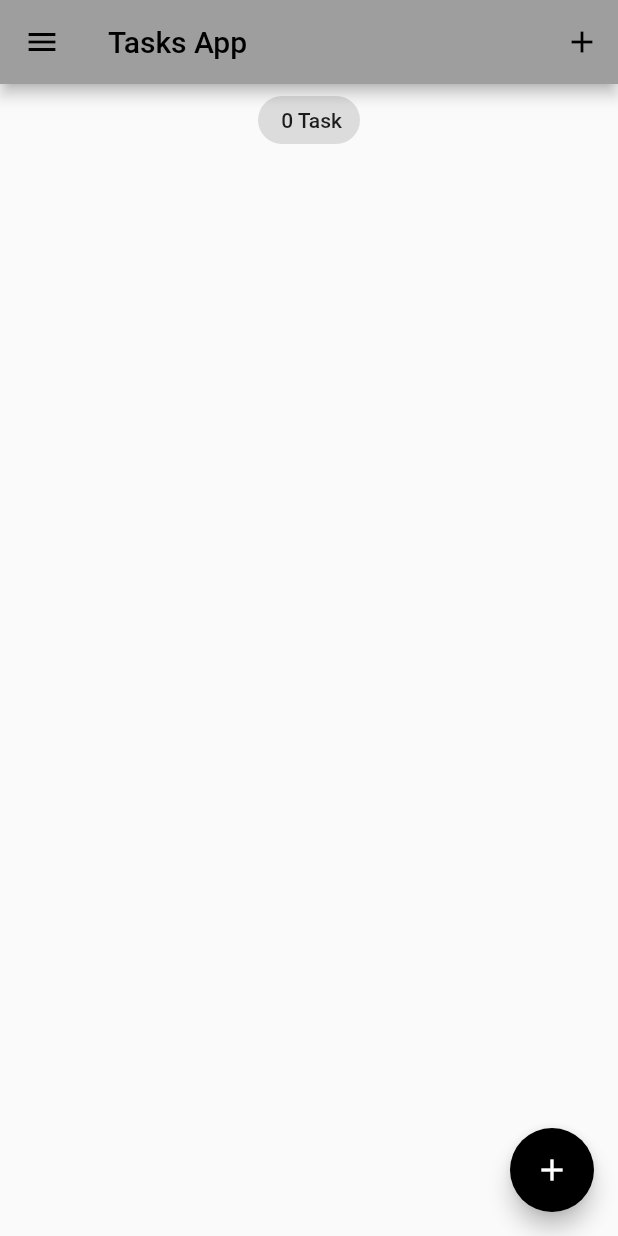
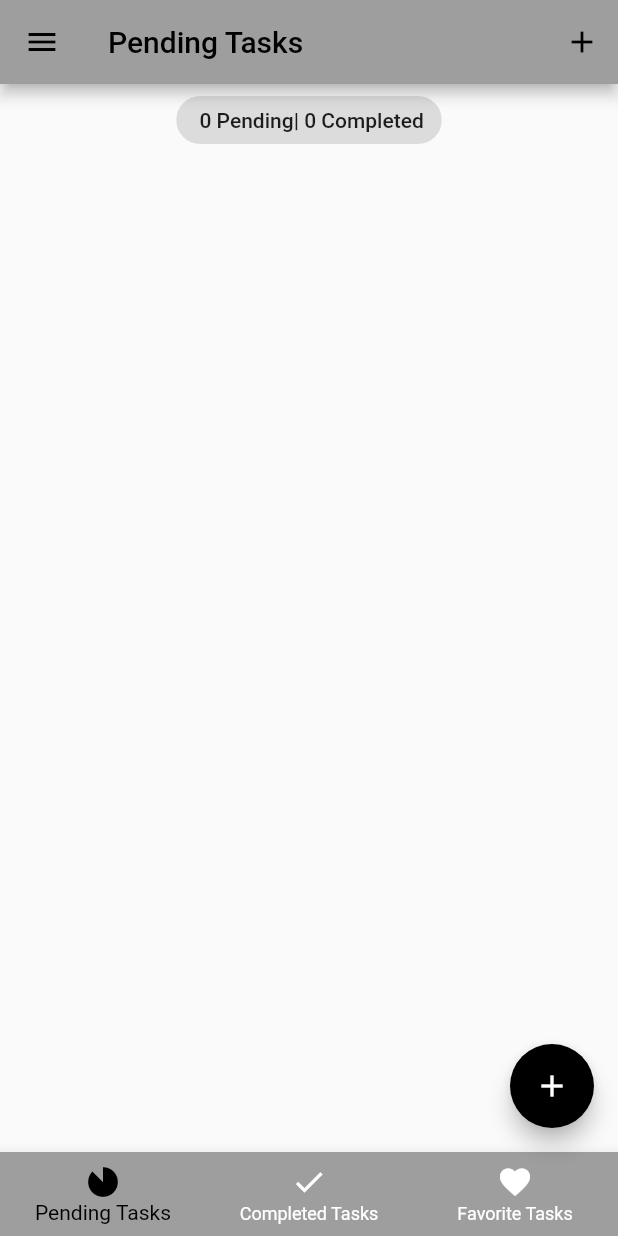
Before and after one commit to Devoro32/flutter_task_app_yt, a Flutter app: the screen it shows after launch, on a phone screen of 412 x 824 dp. Run offline on Flutter 3.47's test engine with Material 2 defaults, Android fonts, the phone set to English and light mode, and no system bars; our stand-ins replace equatable, flutter_bloc, hydrated_bloc.

Commit message:
bottom navigation button

```diff
--- a/lib/blocs/tasks_bloc/tasks_state.dart
+++ b/lib/blocs/tasks_bloc/tasks_state.dart
@@ -5,30 +5,52 @@ part of 'tasks_bloc.dart';
 
 //https://youtu.be/PD0eAXLd5ls?t=2138
 class TasksState extends Equatable {
-  final List<Task> allTasks;
+  final List<Task> pendingTasks;
   //https://youtu.be/PD0eAXLd5ls?t=3318
   final List<Task> removedTasks;
+  //https://youtu.be/PD0eAXLd5ls?t=5184
+  final List<Task> favoriteTasks;
+  final List<Task> completedTasks;
   const TasksState({
-    this.allTasks = const <Task>[],
+    this.pendingTasks = const <Task>[],
     this.removedTasks = const <Task>[],
+    this.completedTasks = const <Task>[],
+    this.favoriteTasks = const <Task>[],
   });
 
   @override
-  List<Object> get props => [allTasks, removedTasks];
+  List<Object> get props => [
+        pendingTasks,
+        completedTasks,
+        favoriteTasks,
+        removedTasks,
+      ];
 
 //https://youtu.be/PD0eAXLd5ls?t=2138
 //allows to convert the data into json and store it on the phone
   Map<String, dynamic> toMap() {
     return <String, dynamic>{
-      'allTasks': allTasks.map((x) => x.toMap()).toList(),
+      'pendingTasks': pendingTasks.map((x) => x.toMap()).toList(),
+      'completedTasks': completedTasks.map((x) => x.toMap()).toList(),
+      'favoriteTasks': favoriteTasks.map((x) => x.toMap()).toList(),
       'removedTasks': removedTasks.map((x) => x.toMap()).toList(),
     };
   }
 
   factory TasksState.fromMap(Map<String, dynamic> map) {
     return TasksState(
-      allTasks: List<Task>.from(
-        (map['allTasks'] as List<int>).map<Task>(
+      pendingTasks: List<Task>.from(
+        (map['pendingTasks'] as List<int>).map<Task>(
+          (x) => Task.fromMap(x as Map<String, dynamic>),
+        ),
+      ),
+      completedTasks: List<Task>.from(
+        (map['completedTasks'] as List<int>).map<Task>(
+          (x) => Task.fromMap(x as Map<String, dynamic>),
+        ),
+      ),
+      favoriteTasks: List<Task>.from(
+        (map['favoriteTasks'] as List<int>).map<Task>(
           (x) => Task.fromMap(x as Map<String, dynamic>),
         ),
       ),
@@ -36,6 +58,7 @@ class TasksState extends Equatable {
         (map['removedTasks'] as List<int>).map<Task>(
           (x) => Task.fromMap(x as Map<String, dynamic>),
         ),
+        //https://youtu.be/PD0eAXLd5ls?t=5230
       ),
     );
   }
@@ -44,10 +67,10 @@ class TasksState extends Equatable {
 class TodosLoading extends TasksState {}
 
 class TasksLoaded extends TasksState {
-  final List<Task> allTasks;
+  final List<Task> pendingTasks;
 
-  const TasksLoaded({this.allTasks = const <Task>[]});
+  const TasksLoaded({this.pendingTasks = const <Task>[]});
 
   @override
-  List<Object> get props => [allTasks];
+  List<Object> get props => [pendingTasks];
 }
--- a/lib/main.dart
+++ b/lib/main.dart
@@ -1,7 +1,8 @@
 import 'package:flutter/material.dart';
 import 'package:tasks_app/blocs/bloc_export.dart';
 import 'package:tasks_app/models/tasks.dart';
-import 'package:tasks_app/screens/tasks_screen.dart';
+import 'package:tasks_app/screens/tabs_screen.dart';
+import 'package:tasks_app/screens/pending_screen.dart';
 import 'package:path_provider/path_provider.dart';
 import 'package:tasks_app/services/app_router.dart';
 import 'package:tasks_app/services/app_theme.dart';
@@ -62,7 +63,7 @@ class TaskApp extends StatelessWidget {
             // theme: ThemeData(
             //   primarySwatch: Colors.blue,
             // ),
-            home: const TasksScreen(),
+            home: TabsScreen(),
             //https://youtu.be/PD0eAXLd5ls?t=3107
             onGenerateRoute: appRouter.onGenerateRoute,
           );
--- /dev/null
+++ b/lib/screens/pending_screen.dart
@@ -0,0 +1,40 @@
+import 'package:flutter/material.dart';
+import 'package:tasks_app/models/tasks.dart';
+import 'package:tasks_app/widgets/tasks_list.dart';
+
+import '../blocs/bloc_export.dart';
+
+//https://youtu.be/PD0eAXLd5ls?t=1710
+class PendingTasksScreen extends StatelessWidget {
+  const PendingTasksScreen({super.key});
+
+//https://youtu.be/PD0eAXLd5ls?t=2970
+  static const id = 'tasks_screen';
+
+  @override
+  Widget build(BuildContext context) {
+    //https://youtu.be/PD0eAXLd5ls?t=1129
+    return BlocBuilder<TasksBloc, TasksState>(
+      builder: (context, state) {
+        List<Task> tasksList = state.pendingTasks;
+        return Column(
+          crossAxisAlignment: CrossAxisAlignment.center,
+          children: [
+            Center(
+              child: Chip(
+                //https://youtu.be/PD0eAXLd5ls?t=2628
+                label: Text(
+                    ' ${state.pendingTasks.length} Pending| ${state.completedTasks.length} Completed'),
+              ),
+            ),
+
+            //https://youtu.be/PD0eAXLd5ls?t=989 - add a task method
+            TasksList(
+              taskLists: tasksList,
+            )
+          ],
+        );
+      },
+    );
+  }
+}
--- /dev/null
+++ b/lib/screens/tabs_screen.dart
@@ -0,0 +1,97 @@
+//https://youtu.be/PD0eAXLd5ls?t=4697
+import 'package:flutter/material.dart';
+import 'package:tasks_app/screens/add_task_screen.dart';
+import 'package:tasks_app/screens/completed_tasks.dart';
+import 'package:tasks_app/screens/favorite_tasks.dart';
+import 'package:tasks_app/screens/my_drawer.dart';
+import 'package:tasks_app/screens/pending_screen.dart';
+
+class TabsScreen extends StatefulWidget {
+  //https://youtu.be/PD0eAXLd5ls?t=5117
+  const TabsScreen({super.key});
+  static const id = 'tabs_screen';
+
+  @override
+  State<TabsScreen> createState() => _TabsScreenState();
+}
+
+class _TabsScreenState extends State<TabsScreen> {
+  //https://youtu.be/PD0eAXLd5ls?t=5034
+  final List<Map<String, dynamic>> _pageDetails = [
+    {'pageName': const PendingTasksScreen(), 'title': 'Pending Tasks'},
+    {'pageName': const CompletedTasksScreen(), 'title': 'Completed Tasks'},
+    {'pageName': const FavoriteTasksScreen(), 'title': 'Favorite Tasks'},
+  ];
+
+  var _selectedPageIndex = 0;
+
+//https://youtu.be/PD0eAXLd5ls
+  void _addTask(BuildContext context) {
+    showModalBottomSheet(
+      //https://www.kindacode.com/article/flutter-bottom-sheet-examples/#Modal_Bottom_Sheet_with_Text_Fields_inside
+      isScrollControlled: true,
+      context: context,
+      builder: (context) => SingleChildScrollView(
+        child: Container(
+          padding: EdgeInsets.only(
+              //adding  +15 so that the keyboard doesn't cover the text field
+              bottom: MediaQuery.of(context).viewInsets.bottom + 15),
+          child: Container(
+            padding: const EdgeInsets.all(20),
+            child: const AddTaskScreen(),
+          ),
+        ),
+      ),
+    );
+  }
+
+  @override
+  Widget build(BuildContext context) {
+    return Scaffold(
+      //https://youtu.be/PD0eAXLd5ls?t=4775
+      appBar: AppBar(
+        title: Text(_pageDetails[_selectedPageIndex]['title']),
+        actions: [
+          IconButton(
+            onPressed: () => _addTask(context),
+            icon: const Icon(Icons.add),
+          )
+        ],
+      ),
+      drawer: const MyDrawer(),
+      body: _pageDetails[_selectedPageIndex]['pageName'],
+      floatingActionButton: _selectedPageIndex == 0
+          ? FloatingActionButton(
+              //https://youtu.be/PD0eAXLd5ls?t=1305
+              onPressed: () => _addTask(context),
+              tooltip: 'Add Task',
+              child: const Icon(Icons.add),
+            )
+          : null,
+
+      //https://youtu.be/PD0eAXLd5ls?t=4826
+      bottomNavigationBar: BottomNavigationBar(
+        currentIndex: _selectedPageIndex,
+        onTap: (index) {
+          setState(() {
+            _selectedPageIndex = index;
+          });
+        },
+        items: const [
+          BottomNavigationBarItem(
+            icon: Icon(Icons.incomplete_circle_sharp),
+            label: 'Pending Tasks',
+          ),
+          BottomNavigationBarItem(
+            icon: Icon(Icons.done),
+            label: 'Completed Tasks',
+          ),
+          BottomNavigationBarItem(
+            icon: Icon(Icons.favorite),
+            label: 'Favorite Tasks',
+          )
+        ],
+      ),
+    );
+  }
+}
--- a/lib/screens/tasks_screen.dart
+++ /dev/null
@@ -1,84 +0,0 @@
-import 'package:flutter/material.dart';
-import 'package:tasks_app/models/tasks.dart';
-import 'package:tasks_app/screens/my_drawer.dart';
-import 'package:tasks_app/widgets/tasks_list.dart';
-import 'package:tasks_app/screens/add_task_screen.dart';
-
-import '../blocs/bloc_export.dart';
-
-//https://youtu.be/PD0eAXLd5ls?t=1710
-class TasksScreen extends StatefulWidget {
-  const TasksScreen({super.key});
-
-//https://youtu.be/PD0eAXLd5ls?t=2970
-  static const id = 'tasks_screen';
-
-  @override
-  State<TasksScreen> createState() => _TasksScreenState();
-}
-
-class _TasksScreenState extends State<TasksScreen> {
-  //https://youtu.be/PD0eAXLd5ls?t=1190
-  void _addTask(BuildContext context) {
-    showModalBottomSheet(
-      //https://www.kindacode.com/article/flutter-bottom-sheet-examples/#Modal_Bottom_Sheet_with_Text_Fields_inside
-      isScrollControlled: true,
-      context: context,
-      builder: (context) => SingleChildScrollView(
-        child: Container(
-          padding: EdgeInsets.only(
-              //adding  +15 so that the keyboard doesn't cover the text field
-              bottom: MediaQuery.of(context).viewInsets.bottom + 15),
-          child: Container(
-            padding: const EdgeInsets.all(20),
-            child: const AddTaskScreen(),
-          ),
-        ),
-      ),
-    );
-  }
-
-  @override
-  Widget build(BuildContext context) {
-    //https://youtu.be/PD0eAXLd5ls?t=1129
-    return BlocBuilder<TasksBloc, TasksState>(
-      builder: (context, state) {
-        List<Task> tasksList = state.allTasks;
-        return Scaffold(
-          appBar: AppBar(
-            title: const Text('Tasks App'),
-            actions: [
-              IconButton(
-                onPressed: () => _addTask(context),
-                icon: const Icon(Icons.add),
-              )
-            ],
-          ),
-          drawer: MyDrawer(),
-          body: Column(
-            crossAxisAlignment: CrossAxisAlignment.center,
-            children: [
-              Center(
-                child: Chip(
-                  //https://youtu.be/PD0eAXLd5ls?t=2628
-                  label: Text(' ${state.allTasks.length} Task'),
-                ),
-              ),
-
-              //https://youtu.be/PD0eAXLd5ls?t=989 - add a task method
-              TasksList(
-                taskLists: tasksList,
-              )
-            ],
-          ),
-          floatingActionButton: FloatingActionButton(
-            //https://youtu.be/PD0eAXLd5ls?t=1305
-            onPressed: () => _addTask(context),
-            tooltip: 'Add Task',
-            child: const Icon(Icons.add),
-          ),
-        );
-      },
-    );
-  }
-}
```
Also changed, not shown: lib/blocs/switch_bloc/switch_state.dart (+14 -0 lines), lib/blocs/tasks_bloc/tasks_bloc.dart (+35 -13 lines), lib/screens/completed_tasks.dart (added, +40 -0 lines), lib/screens/favorite_tasks.dart (added, +39 -0 lines), lib/screens/my_drawer.dart (+6 -3 lines), lib/services/app_router.dart (+5 -4 lines).
